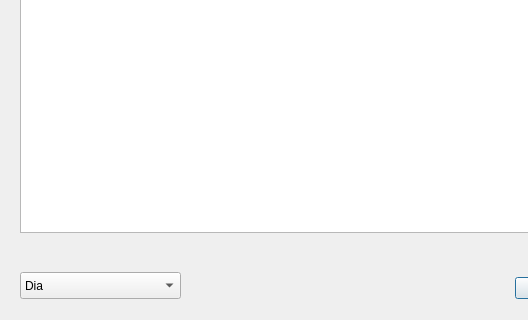
Qt form templates/extracts.ui (francescpuig7/cash) before a commit; both pictures show x 0 to 528 and y 178 to 498 of the 729 by 498 pixel window.
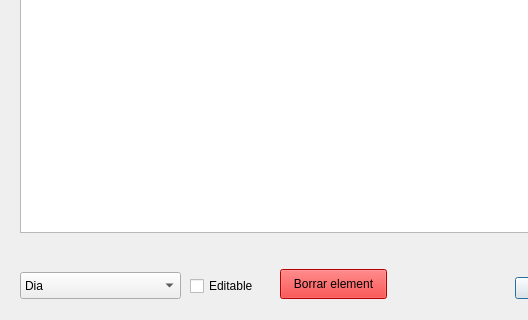
The same form after that commit.

Commit message: Imp view

Diff of the .ui file:
```diff
--- a/templates/extracts.ui
+++ b/templates/extracts.ui
@@ -193,6 +193,35 @@
     <string>€</string>
    </property>
   </widget>
+  <widget class="QCheckBox" name="checkbox_editable">
+   <property name="geometry">
+    <rect>
+     <x>190</x>
+     <y>455</y>
+     <width>85</width>
+     <height>18</height>
+    </rect>
+   </property>
+   <property name="text">
+    <string>Editable</string>
+   </property>
+  </widget>
+  <widget class="QPushButton" name="btn_delete">
+   <property name="geometry">
+    <rect>
+     <x>280</x>
+     <y>447</y>
+     <width>107</width>
+     <height>30</height>
+    </rect>
+   </property>
+   <property name="styleSheet">
+    <string notr="true">QPushButton{ background-color: red }</string>
+   </property>
+   <property name="text">
+    <string>Borrar element</string>
+   </property>
+  </widget>
  </widget>
  <resources/>
  <connections>
```
